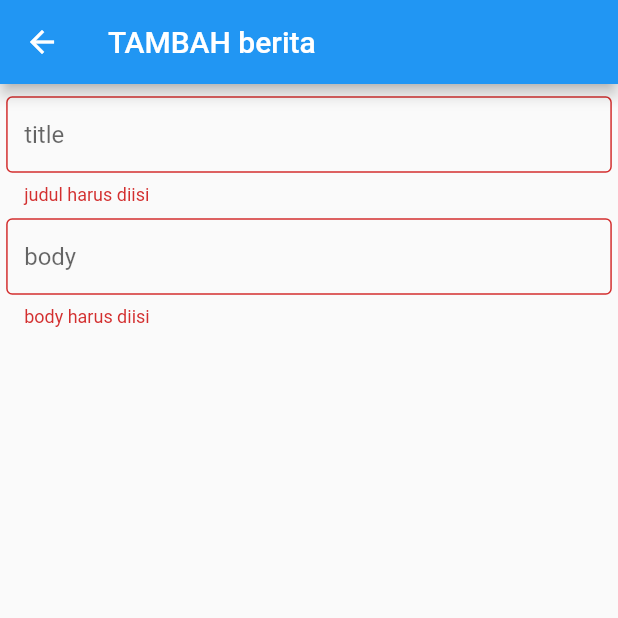
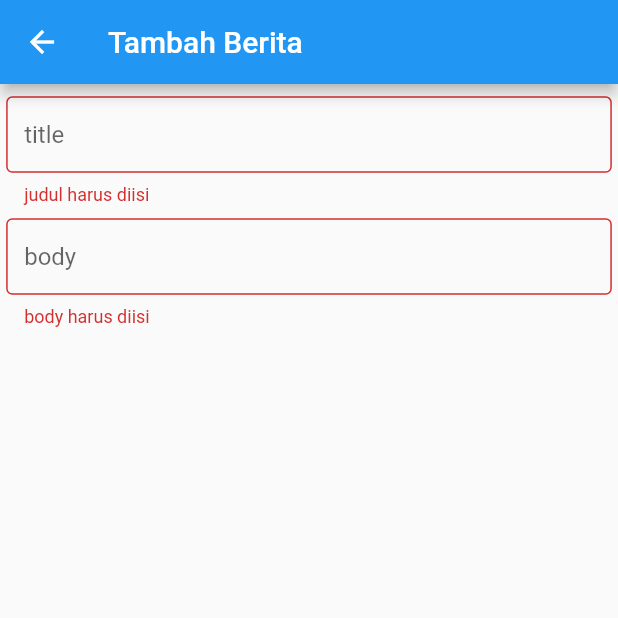
Before and after one commit to Kakkang/team1_consume_api, a Flutter app: the AddPostPage screen opened by its route, after a tap on "Tambah", on a phone screen of 412 x 824 dp, the top half of it. Run offline on Flutter 3.47's test engine with Material 2 defaults, Android fonts, the phone set to English and light mode, and no system bars; our stand-ins replace go_router; network calls fail.

Commit message:
edit post

```diff
--- a/lib/page/add_post_page.dart
+++ b/lib/page/add_post_page.dart
@@ -4,7 +4,9 @@ import 'package:team1_consume_api/controllers/post_controller.dart';
 import 'package:team1_consume_api/models/post.dart';
 
 class AddPostPage extends StatefulWidget {
-  const AddPostPage({super.key});
+  const AddPostPage({super.key, this.post});
+
+  final Post? post;
 
   @override
   State<AddPostPage> createState() => _AddPostPageState();
@@ -19,6 +21,12 @@ class _AddPostPageState extends State<AddPostPage> {
   void initState() {
     titleController = TextEditingController();
     bodyController = TextEditingController();
+
+    if (widget.post != null) {
+      titleController.text = widget.post!.title;
+      bodyController.text = widget.post!.body;
+    }
+
     super.initState();
   }
 
@@ -27,7 +35,7 @@ class _AddPostPageState extends State<AddPostPage> {
     final Size size = MediaQuery.of(context).size;
     return Scaffold(
       appBar: AppBar(
-        title: const Text("TAMBAH berita"),
+        title: Text(widget.post != null ? "Edit Berita" : "Tambah Berita"),
       ),
       body: Column(
         children: [
@@ -84,11 +92,31 @@ class _AddPostPageState extends State<AddPostPage> {
               onPressed: () {
                 if (_formkey.currentState!.validate()) {
                   Post post = Post(
-                    userId: 1,
-                    id: 1,
+                    userId: widget.post != null ? widget.post!.userId : 1,
+                    id: widget.post != null ? widget.post!.id : 1,
                     title: titleController.text,
                     body: bodyController.text,
                   );
+
+                  if (widget.post != null) {
+                    postController.patch(post).then((res) {
+                      if (res) {
+                        ScaffoldMessenger.of(context).showSnackBar(
+                          const SnackBar(
+                            content: Text("Post Edited"),
+                            behavior: SnackBarBehavior.floating,
+                          ),
+                        );
+                      } else {
+                        ScaffoldMessenger.of(context).showSnackBar(
+                          const SnackBar(
+                            content: Text("Failde to Edit Post"),
+                            behavior: SnackBarBehavior.floating,
+                          ),
+                        );
+                      }
+                    });
+                  } else {
                     postController.create(post).then((res) {
                       if (res) {
                         ScaffoldMessenger.of(context).showSnackBar(
@@ -107,11 +135,12 @@ class _AddPostPageState extends State<AddPostPage> {
                       }
                     });
                   }
+                }
               },
               style: ElevatedButton.styleFrom(
                 backgroundColor: Colors.black,
               ),
-              child: const Text("Tambah"),
+              child: Text(widget.post != null ? "Edit" : "Tambah"),
             ),
           ),
         ],
--- a/lib/page/home_page.dart
+++ b/lib/page/home_page.dart
@@ -64,6 +64,10 @@ class _HomePageState extends State<HomePage> {
                         },
                         child: Card(
                           child: ListTile(
+                            onLongPress: () {
+                              AppRoutes.goRouter.pushNamed(AppRoutes.editpost,
+                                  extra: snapshot.data![index]);
+                            },
                             onTap: () {
                               GoRouter.of(context).pushNamed(
                                 AppRoutes.post,
--- a/lib/utils/app_route.dart
+++ b/lib/utils/app_route.dart
@@ -9,6 +9,7 @@ class AppRoutes {
   static const home = 'home';
   static const post = 'post';
   static const addpost = 'add-post';
+  static const editpost = 'edit-post';
 
   static Page _homePageBuilder(BuildContext context, GoRouterState state) {
     return const MaterialPage(child: HomePage());
@@ -25,9 +26,14 @@ class AppRoutes {
   static Page _addpostPageBuilder(BuildContext context, GoRouterState state) {
     return const MaterialPage(
       child: AddPostPage(),
-      );
+    );
   }
 
+  static Page _editpostPageBuilder(BuildContext context, GoRouterState state) {
+    return MaterialPage(
+      child: AddPostPage(post: state.extra as Post),
+    );
+  }
 
   static GoRouter goRouter = GoRouter(
     initialLocation: "/home",
@@ -47,6 +53,11 @@ class AppRoutes {
               path: "add-post",
               pageBuilder: _addpostPageBuilder,
             ),
+            GoRoute(
+              name: editpost,
+              path: "edit-post",
+              pageBuilder: _editpostPageBuilder,
+            ),
           ]),
     ],
   );
```
Also changed, not shown: lib/controllers/post_controller.dart (+13 -3 lines), pubspec.lock. Lines whose indentation alone changed are shown as unchanged.
